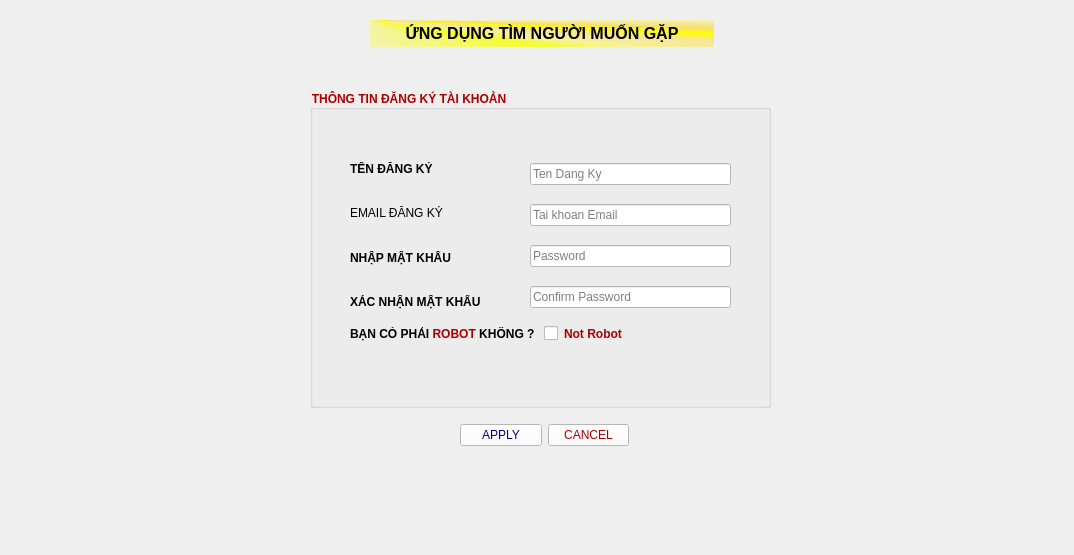
Qt form client/frontend/ui/signup.ui (DacLuc/relative_face_recognition_app) before a commit.
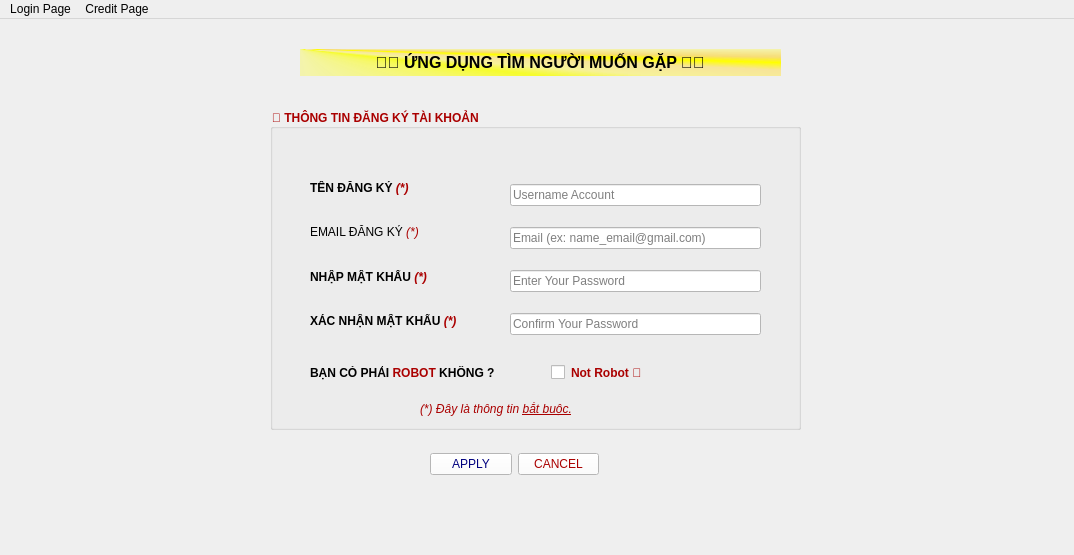
The same form after that commit.

What changed in the file:
```diff
--- a/client/frontend/ui/signup.ui
+++ b/client/frontend/ui/signup.ui
@@ -17,10 +17,10 @@
    <widget class="QGroupBox" name="info_account">
     <property name="geometry">
      <rect>
-      <x>310</x>
+      <x>270</x>
       <y>90</y>
-      <width>461</width>
-      <height>318</height>
+      <width>531</width>
+      <height>321</height>
      </rect>
     </property>
     <property name="font">
@@ -37,95 +37,95 @@
 font: 700 9pt &quot;Segoe UI&quot;;</string>
     </property>
     <property name="title">
-     <string>THÔNG TIN ĐĂNG KÝ TÀI KHOẢN</string>
+     <string>📝 THÔNG TIN ĐĂNG KÝ TÀI KHOẢN </string>
     </property>
     <widget class="QWidget" name="verticalLayoutWidget">
      <property name="geometry">
       <rect>
        <x>40</x>
        <y>60</y>
-       <width>181</width>
-       <height>171</height>
-      </rect>
-     </property>
-     <layout class="QVBoxLayout" name="verticalLayout">
-      <item>
-       <widget class="QLabel" name="label">
-        <property name="font">
-         <font>
-          <family>Segoe UI</family>
-          <pointsize>9</pointsize>
-          <italic>false</italic>
-          <bold>true</bold>
-         </font>
-        </property>
-        <property name="styleSheet">
-         <string notr="true">color: rgb(0, 0, 0);
-font: 700 9pt &quot;Segoe UI&quot;;</string>
-        </property>
-        <property name="text">
-         <string>&lt;html&gt;&lt;head/&gt;&lt;body&gt;&lt;p&gt;&lt;span style=&quot; font-weight:700;&quot;&gt;TÊN ĐĂNG KÝ&lt;/span&gt;&lt;/p&gt;&lt;/body&gt;&lt;/html&gt;</string>
-        </property>
-       </widget>
-      </item>
-      <item>
-       <widget class="QLabel" name="label_2">
-        <property name="styleSheet">
-         <string notr="true">color: rgb(0, 0, 0);</string>
-        </property>
-        <property name="text">
-         <string>&lt;html&gt;&lt;head/&gt;&lt;body&gt;&lt;p&gt;EMAIL ĐĂNG KÝ&lt;/p&gt;&lt;/body&gt;&lt;/html&gt;</string>
-        </property>
-       </widget>
-      </item>
-      <item>
-       <widget class="QLabel" name="label_4">
-        <property name="font">
-         <font>
-          <family>Segoe UI</family>
-          <pointsize>9</pointsize>
-          <italic>false</italic>
-          <bold>true</bold>
-         </font>
-        </property>
-        <property name="styleSheet">
-         <string notr="true">color: rgb(0, 0, 0);</string>
-        </property>
-        <property name="text">
-         <string>&lt;html&gt;&lt;head/&gt;&lt;body&gt;&lt;p&gt;&lt;span style=&quot; font-weight:700;&quot;&gt;NHẬP MẬT KHẨU&lt;/span&gt;&lt;/p&gt;&lt;/body&gt;&lt;/html&gt;</string>
-        </property>
-       </widget>
-      </item>
-      <item>
-       <widget class="QLabel" name="label_5">
-        <property name="font">
-         <font>
-          <family>Segoe UI</family>
-          <pointsize>9</pointsize>
-          <italic>false</italic>
-          <bold>true</bold>
-         </font>
-        </property>
-        <property name="styleSheet">
-         <string notr="true">color: rgb(0, 0, 0);</string>
-        </property>
-        <property name="text">
-         <string>&lt;html&gt;&lt;head/&gt;&lt;body&gt;&lt;p&gt;&lt;span style=&quot; font-weight:700;&quot;&gt;XÁC NHẬN MẬT KHẨU&lt;/span&gt;&lt;/p&gt;&lt;/body&gt;&lt;/html&gt;</string>
-        </property>
-       </widget>
-      </item>
-     </layout>
-    </widget>
-    <widget class="QWidget" name="verticalLayoutWidget_2">
-     <property name="geometry">
-      <rect>
-       <x>220</x>
-       <y>60</y>
        <width>201</width>
        <height>171</height>
       </rect>
      </property>
-     <layout class="QVBoxLayout" name="verticalLayout_2">
+     <layout class="QVBoxLayout" name="text_labe_box">
+      <item>
+       <widget class="QLabel" name="user_name_label">
+        <property name="font">
+         <font>
+          <family>Segoe UI</family>
+          <pointsize>9</pointsize>
+          <italic>false</italic>
+          <bold>true</bold>
+         </font>
+        </property>
+        <property name="styleSheet">
+         <string notr="true">color: rgb(0, 0, 0);
+font: 700 9pt &quot;Segoe UI&quot;;</string>
+        </property>
+        <property name="text">
+         <string>&lt;html&gt;&lt;head/&gt;&lt;body&gt;&lt;p&gt;TÊN ĐĂNG KÝ &lt;span style=&quot; font-style:italic; color:#aa0000;&quot;&gt;(*)&lt;/span&gt;&lt;/p&gt;&lt;/body&gt;&lt;/html&gt;</string>
+        </property>
+       </widget>
+      </item>
+      <item>
+       <widget class="QLabel" name="emai_label">
+        <property name="styleSheet">
+         <string notr="true">color: rgb(0, 0, 0);</string>
+        </property>
+        <property name="text">
+         <string>&lt;html&gt;&lt;head/&gt;&lt;body&gt;&lt;p&gt;EMAIL ĐĂNG KÝ &lt;span style=&quot; font-style:italic; color:#aa0000;&quot;&gt;(*)&lt;/span&gt;&lt;/p&gt;&lt;/body&gt;&lt;/html&gt;</string>
+        </property>
+       </widget>
+      </item>
+      <item>
+       <widget class="QLabel" name="password_label">
+        <property name="font">
+         <font>
+          <family>Segoe UI</family>
+          <pointsize>9</pointsize>
+          <italic>false</italic>
+          <bold>true</bold>
+         </font>
+        </property>
+        <property name="styleSheet">
+         <string notr="true">color: rgb(0, 0, 0);</string>
+        </property>
+        <property name="text">
+         <string>&lt;html&gt;&lt;head/&gt;&lt;body&gt;&lt;p&gt;NHẬP MẬT KHẨU &lt;span style=&quot; font-style:italic; color:#aa0000;&quot;&gt;(*)&lt;/span&gt;&lt;/p&gt;&lt;/body&gt;&lt;/html&gt;</string>
+        </property>
+       </widget>
+      </item>
+      <item>
+       <widget class="QLabel" name="confirm_password_label">
+        <property name="font">
+         <font>
+          <family>Segoe UI</family>
+          <pointsize>9</pointsize>
+          <italic>false</italic>
+          <bold>true</bold>
+         </font>
+        </property>
+        <property name="styleSheet">
+         <string notr="true">color: rgb(0, 0, 0);</string>
+        </property>
+        <property name="text">
+         <string>&lt;html&gt;&lt;head/&gt;&lt;body&gt;&lt;p&gt;XÁC NHẬN MẬT KHẨU &lt;span style=&quot; font-style:italic; color:#aa0000;&quot;&gt;(*)&lt;/span&gt;&lt;/p&gt;&lt;/body&gt;&lt;/html&gt;</string>
+        </property>
+       </widget>
+      </item>
+     </layout>
+    </widget>
+    <widget class="QWidget" name="verticalLayoutWidget_2">
+     <property name="geometry">
+      <rect>
+       <x>240</x>
+       <y>60</y>
+       <width>251</width>
+       <height>181</height>
+      </rect>
+     </property>
+     <layout class="QVBoxLayout" name="fill_in_user_info">
       <item>
        <widget class="QLineEdit" name="account_name">
         <property name="styleSheet">
@@ -134,7 +134,7 @@
 font: 9pt &quot;Segoe UI&quot;;</string>
         </property>
         <property name="placeholderText">
-         <string>Ten Dang Ky</string>
+         <string>Username Account</string>
         </property>
        </widget>
       </item>
@@ -146,7 +146,7 @@
 font: 9pt &quot;Segoe UI&quot;;</string>
         </property>
         <property name="placeholderText">
-         <string>Tai khoan Email</string>
+         <string>Email (ex: name_email@gmail.com)</string>
         </property>
        </widget>
       </item>
@@ -158,7 +158,7 @@
 font: 9pt &quot;Segoe UI&quot;;</string>
         </property>
         <property name="placeholderText">
-         <string>Password</string>
+         <string>Enter Your Password</string>
         </property>
        </widget>
       </item>
@@ -173,7 +173,7 @@
          <enum>QLineEdit::Password</enum>
         </property>
         <property name="placeholderText">
-         <string>Confirm Password</string>
+         <string>Confirm Your Password</string>
         </property>
        </widget>
       </item>
@@ -183,12 +183,15 @@
      <property name="geometry">
       <rect>
        <x>40</x>
-       <y>230</y>
+       <y>250</y>
        <width>381</width>
        <height>28</height>
       </rect>
      </property>
-     <layout class="QHBoxLayout" name="horizontalLayout">
+     <layout class="QHBoxLayout" name="check_robot_box">
+      <property name="spacing">
+       <number>7</number>
+      </property>
       <item>
        <widget class="QLabel" name="label_6">
         <property name="font">
@@ -208,7 +211,7 @@
         </property>
        </widget>
       </item>
-      <item>
+      <item alignment="Qt::AlignHCenter">
        <widget class="QCheckBox" name="check_robot">
         <property name="font">
          <font>
@@ -223,19 +226,32 @@
 font: 700 9pt &quot;Segoe UI&quot;;</string>
         </property>
         <property name="text">
-         <string>Not Robot</string>
+         <string>Not Robot 🤖</string>
         </property>
        </widget>
       </item>
      </layout>
     </widget>
+    <widget class="QLabel" name="label">
+     <property name="geometry">
+      <rect>
+       <x>150</x>
+       <y>290</y>
+       <width>187</width>
+       <height>20</height>
+      </rect>
+     </property>
+     <property name="text">
+      <string>&lt;html&gt;&lt;head/&gt;&lt;body&gt;&lt;p&gt;&lt;span style=&quot; font-weight:400; font-style:italic; color:#aa0000;&quot;&gt;(*) Đây là thông tin &lt;/span&gt;&lt;span style=&quot; font-weight:400; font-style:italic; text-decoration: underline; color:#aa0000;&quot;&gt;bắt buộc.&lt;/span&gt;&lt;/p&gt;&lt;/body&gt;&lt;/html&gt;</string>
+     </property>
+    </widget>
    </widget>
    <widget class="QLabel" name="title_label">
     <property name="geometry">
      <rect>
-      <x>370</x>
-      <y>20</y>
-      <width>344</width>
+      <x>300</x>
+      <y>30</y>
+      <width>481</width>
       <height>27</height>
      </rect>
     </property>
@@ -253,14 +269,14 @@
 color: rgb(0, 0, 0);</string>
     </property>
     <property name="text">
-     <string>&lt;html&gt;&lt;head/&gt;&lt;body&gt;&lt;p align=&quot;center&quot;&gt;ỨNG DỤNG TÌM NGƯỜI MUỐN GẶP&lt;/p&gt;&lt;/body&gt;&lt;/html&gt;</string>
+     <string>&lt;html&gt;&lt;head/&gt;&lt;body&gt;&lt;p align=&quot;center&quot;&gt;💑💑 ỨNG DỤNG TÌM NGƯỜI MUỐN GẶP 💑💑&lt;/p&gt;&lt;/body&gt;&lt;/html&gt;</string>
     </property>
    </widget>
    <widget class="QWidget" name="horizontalLayoutWidget_2">
     <property name="geometry">
      <rect>
-      <x>460</x>
-      <y>420</y>
+      <x>430</x>
+      <y>430</y>
       <width>169</width>
       <height>31</height>
      </rect>
@@ -302,6 +318,18 @@
      <height>25</height>
     </rect>
    </property>
+   <widget class="QMenu" name="menu_login_page">
+    <property name="title">
+     <string>Login Page</string>
+    </property>
+   </widget>
+   <widget class="QMenu" name="menu_credit_page">
+    <property name="title">
+     <string>Credit Page</string>
+    </property>
+   </widget>
+   <addaction name="menu_login_page"/>
+   <addaction name="menu_credit_page"/>
   </widget>
  </widget>
  <resources/>
```
Left out of the diff: 6 changed lines with no effect on the pictures.
